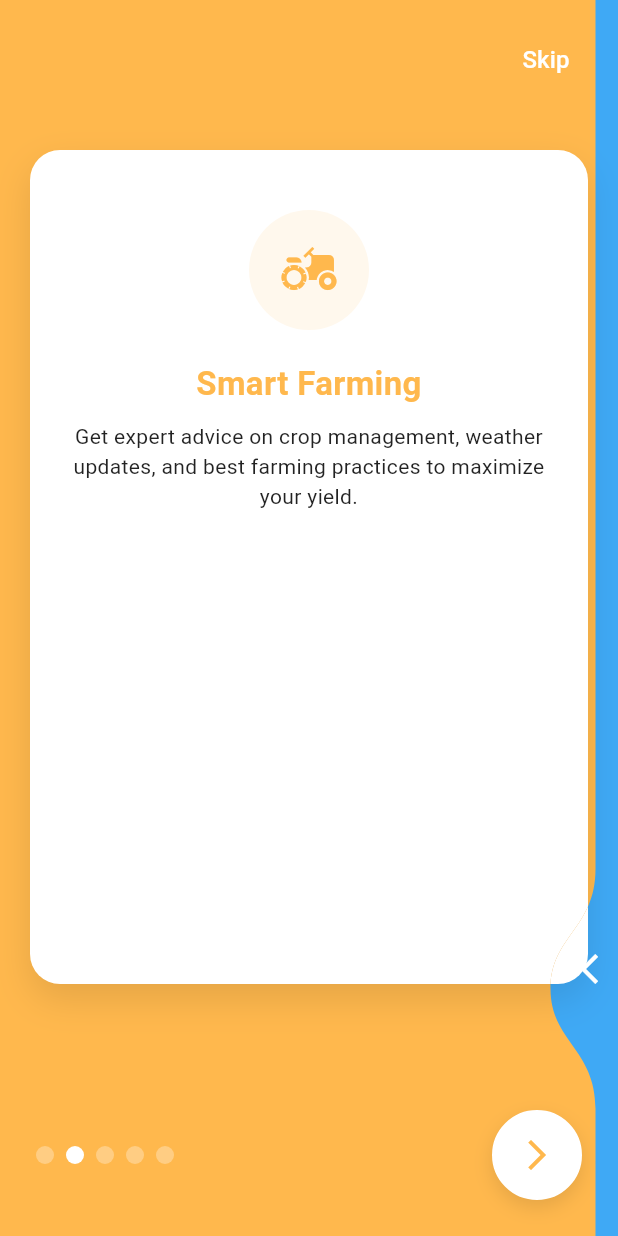
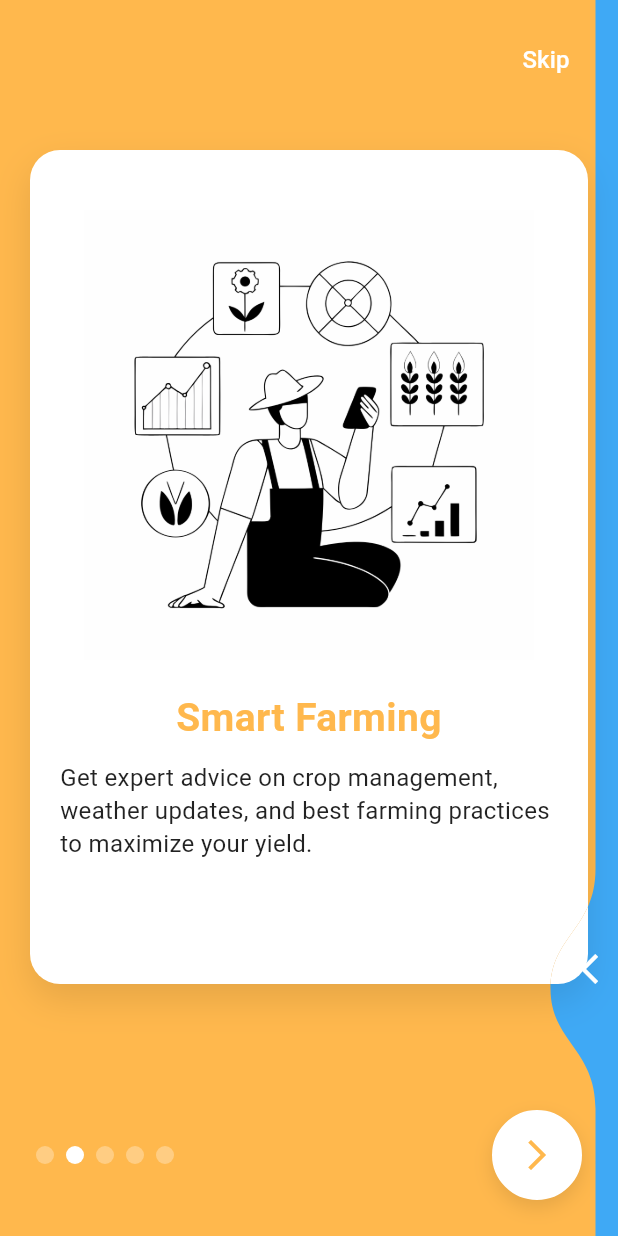
Before and after one commit to sandaru3n/FarmLink, a Flutter app: the screen it shows after launch, swiped to page 2, on a phone screen of 412 x 824 dp. Run offline on Flutter 3.47's test engine with Material 3 defaults, Android fonts, the phone set to English and light mode, and no system bars; drawn by our look-alikes of liquid_swipe; our stand-ins replace cloud_firestore, firebase_auth, firebase_core, firebase_storage, image_picker, shared_preferences; accounts and stored records are empty.

Commit message:
Added Onboarding Screen Images

```diff
--- a/lib/onboarding/onboarding_screen.dart
+++ b/lib/onboarding/onboarding_screen.dart
@@ -96,24 +96,28 @@ class _OnboardingScreenState extends State<OnboardingScreen> {
         description: getLocalizedText('feature1_desc', _selectedLanguage),
         icon: Icons.agriculture,
         pageIndex: 1,
+        imagePath: 'assets/images/onboarding_images/smartfarming.png',
       ),
       _buildFeaturePage(
         title: getLocalizedText('feature2_title', _selectedLanguage),
         description: getLocalizedText('feature2_desc', _selectedLanguage),
         icon: Icons.shopping_cart,
         pageIndex: 2,
+        imagePath: 'assets/images/onboarding_images/farmmarketplace.png',
       ),
       _buildFeaturePage(
         title: getLocalizedText('feature3_title', _selectedLanguage),
         description: getLocalizedText('feature3_desc', _selectedLanguage),
         icon: Icons.analytics,
         pageIndex: 3,
+        imagePath: 'assets/images/onboarding_images/farmanalytics.png',
       ),
       _buildFeaturePage(
         title: getLocalizedText('feature4_title', _selectedLanguage),
         description: getLocalizedText('feature4_desc', _selectedLanguage),
         icon: Icons.support_agent,
         pageIndex: 4,
+        imagePath: 'assets/images/onboarding_images/farmercommunity.png',
       ),
     ];
   }
@@ -166,18 +170,11 @@ class _OnboardingScreenState extends State<OnboardingScreen> {
                       const SizedBox(height: 20),
 
                       // Logo
-                      Container(
-                        width: 100,
-                        height: 100,
-                        decoration: BoxDecoration(
-                          color: _pageColors[0].withOpacity(0.1),
-                          shape: BoxShape.circle,
-                        ),
-                        child: Icon(
-                          Icons.agriculture,
-                          size: 50,
-                          color: _pageColors[0],
-                        ),
+                      Image.asset(
+                        'assets/images/onboarding_images/fllogo.png',
+                        width: 180,
+                        height: 120,
+                        fit: BoxFit.contain,
                       ),
                       const SizedBox(height: 20),
 
@@ -197,12 +194,12 @@ class _OnboardingScreenState extends State<OnboardingScreen> {
                       Text(
                         'Please select your preferred language',
                         style: const TextStyle(
-                          fontSize: 15,
+                          fontSize: 17,
                           color: Colors.black87,
                         ),
                         textAlign: TextAlign.center,
                       ),
-                      const SizedBox(height: 70),
+                      const SizedBox(height: 30),
 
                       // Language options
                       ...languages.map(
@@ -274,6 +271,7 @@ class _OnboardingScreenState extends State<OnboardingScreen> {
     required String description,
     required IconData icon,
     required int pageIndex,
+    String? imagePath,
   }) {
     return Container(
       color: _pageColors[pageIndex],
@@ -321,8 +319,15 @@ class _OnboardingScreenState extends State<OnboardingScreen> {
                     children: [
                       const SizedBox(height: 20),
 
-                      // Feature icon
-                      Container(
+                      // Feature icon or image
+                      imagePath != null
+                          ? Image.asset(
+                              imagePath,
+                              width: 300,
+                              height: 300,
+                              fit: BoxFit.contain,
+                            )
+                          : Container(
                               width: 80,
                               height: 80,
                               decoration: BoxDecoration(
@@ -341,7 +346,7 @@ class _OnboardingScreenState extends State<OnboardingScreen> {
                       Text(
                         title,
                         style: TextStyle(
-                          fontSize: 22,
+                          fontSize: 26,
                           fontWeight: FontWeight.bold,
                           color: _pageColors[pageIndex],
                         ),
@@ -353,11 +358,11 @@ class _OnboardingScreenState extends State<OnboardingScreen> {
                       Text(
                         description,
                         style: const TextStyle(
-                          fontSize: 14,
+                          fontSize: 16,
                           color: Colors.black87,
                           height: 1.4,
                         ),
-                        textAlign: TextAlign.center,
+                        textAlign: TextAlign.left,
                       ),
 
                       const SizedBox(height: 10),
```
Also changed, not shown: pubspec.yaml (+9 -3 lines), assets/images/onboarding_images/farmanalytics.png (added), assets/images/onboarding_images/farmercommunity.png (added), assets/images/onboarding_images/farmmarketplace.png (added), assets/images/onboarding_images/fllogo.png (added), assets/images/onboarding_images/smartfarming.png (added). Lines whose indentation alone changed are shown as unchanged.
